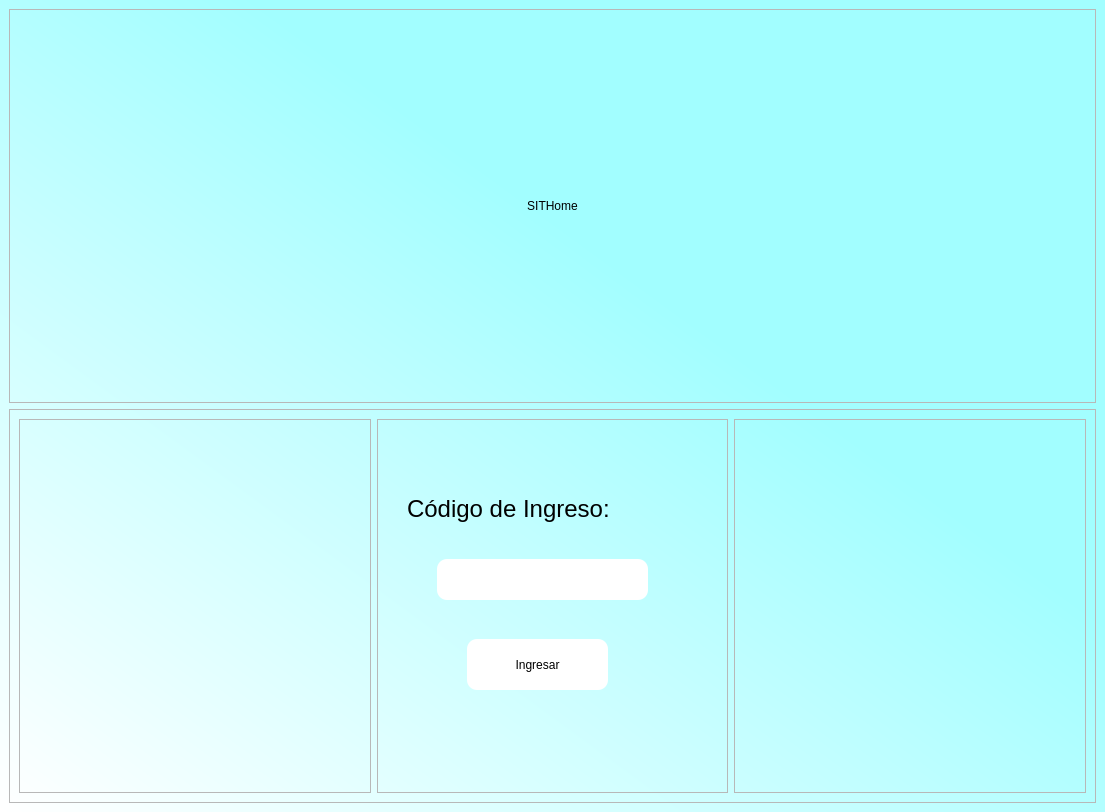
Old version of the form interfaces/SITHome_Home.ui in the repository Geo18G/SITHome.
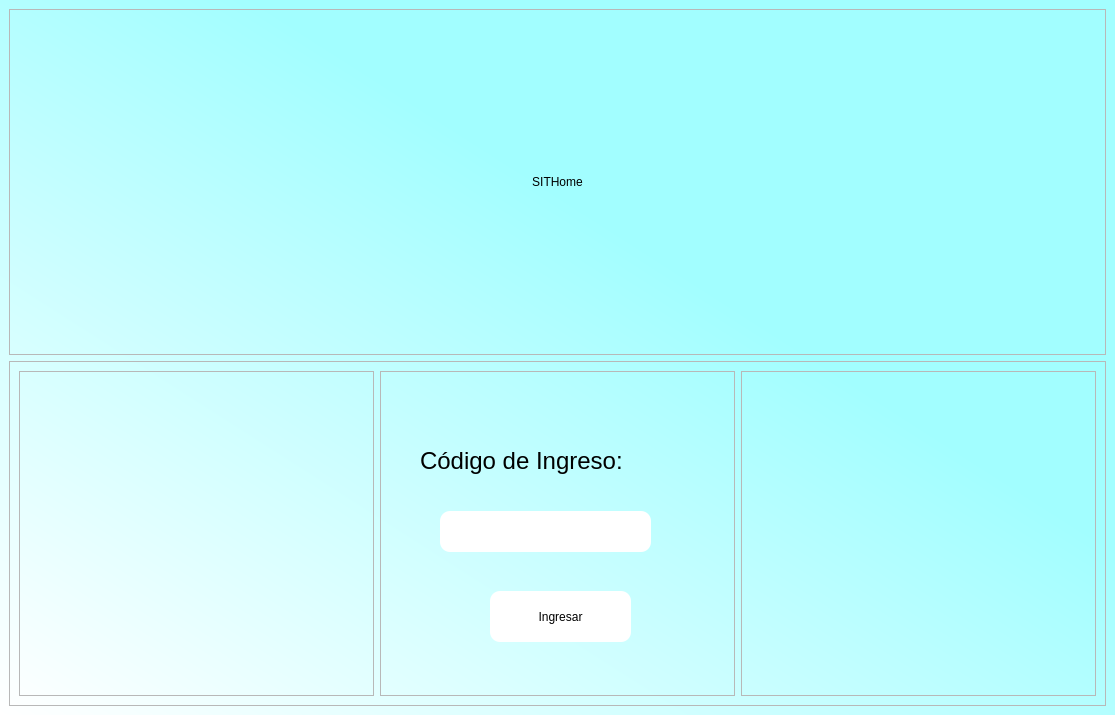
New version of the form.

```diff
--- a/interfaces/SITHome_Home.ui
+++ b/interfaces/SITHome_Home.ui
@@ -6,10 +6,22 @@
    <rect>
     <x>0</x>
     <y>0</y>
-    <width>1105</width>
-    <height>812</height>
+    <width>1115</width>
+    <height>715</height>
    </rect>
   </property>
+  <property name="minimumSize">
+   <size>
+    <width>1115</width>
+    <height>715</height>
+   </size>
+  </property>
+  <property name="maximumSize">
+   <size>
+    <width>1115</width>
+    <height>715</height>
+   </size>
+  </property>
   <property name="windowTitle">
    <string>SITHome</string>
   </property>
@@ -83,7 +95,7 @@
          <widget class="QPushButton" name="login">
           <property name="geometry">
            <rect>
-            <x>90</x>
+            <x>110</x>
             <y>220</y>
             <width>141</width>
             <height>51</height>
@@ -132,7 +144,7 @@
          <widget class="QLabel" name="label_2">
           <property name="geometry">
            <rect>
-            <x>30</x>
+            <x>40</x>
             <y>70</y>
             <width>271</width>
             <height>41</height>
```
Left out of the diff: 2 changed lines with no effect on the pictures.
